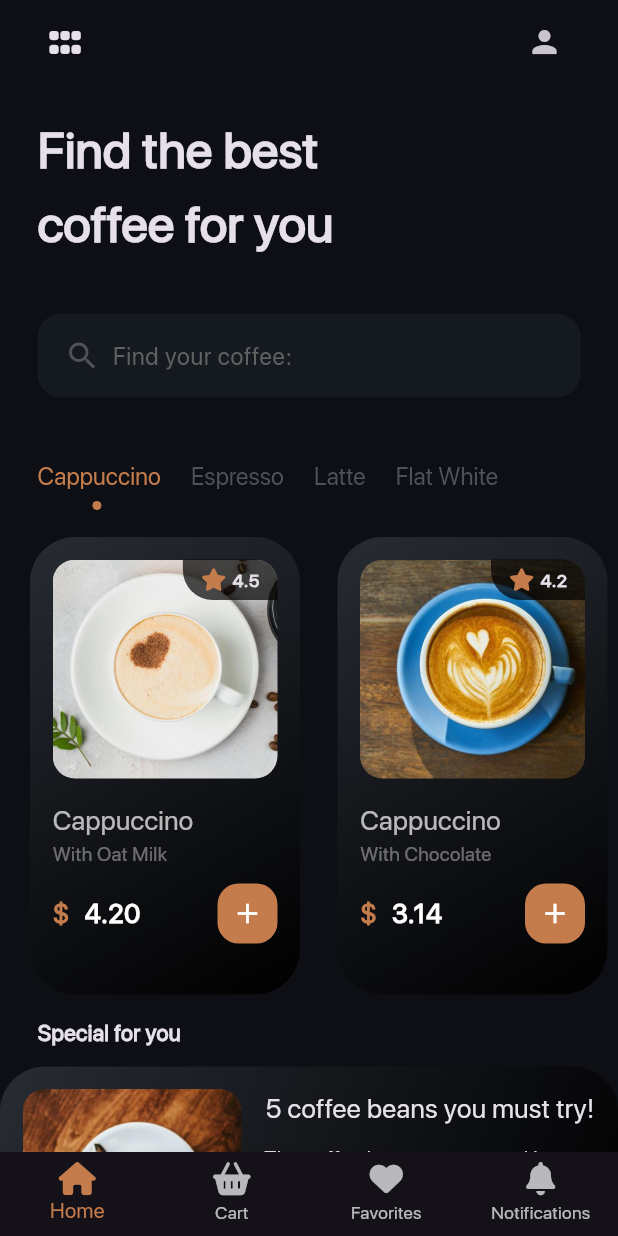
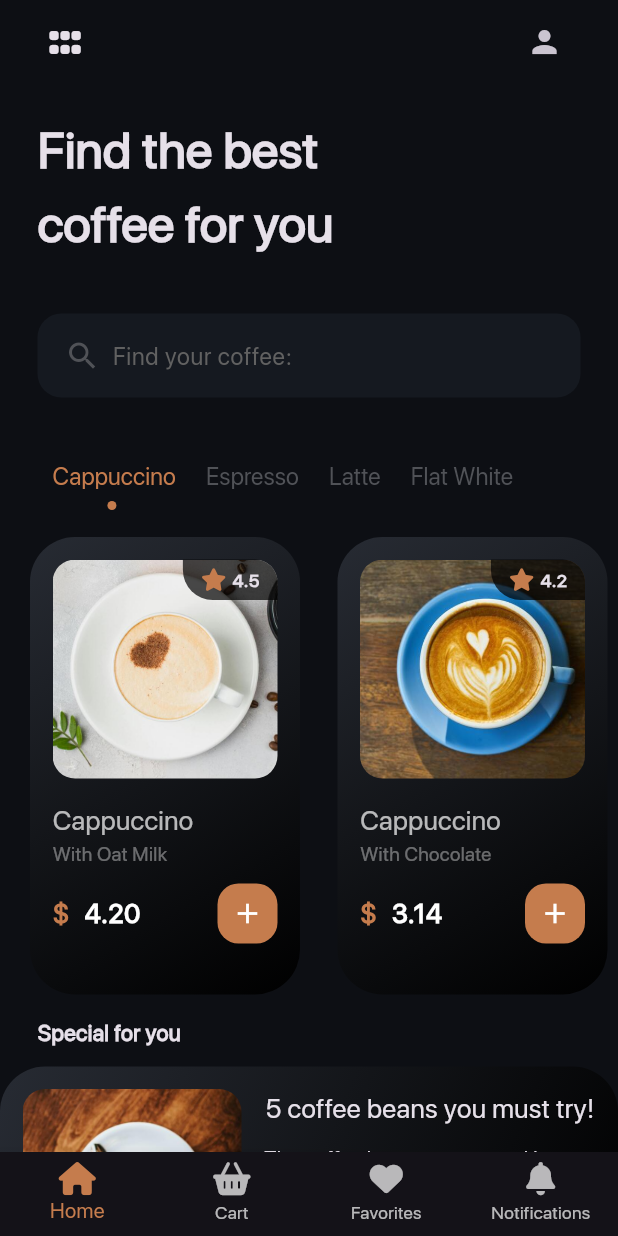
Before and after one commit to AlexEduV/coffee_app_flutter, a Flutter app: the screen it shows after launch, on a phone screen of 412 x 824 dp. Run offline on Flutter 3.47's test engine with Material 3 defaults, Android fonts, the phone set to English and light mode, and no system bars; our stand-ins replace font_awesome_flutter, gap.

Commit message:
adjusted tab items padding;

```diff
--- a/lib/pages/home_page.dart
+++ b/lib/pages/home_page.dart
@@ -99,7 +99,7 @@ class _MyHomePageState extends State<MyHomePage> {
                   fontWeight: FontWeight.w500,
                   fontSize: 16.0,
                 ),
-                labelPadding: const EdgeInsets.only(left: 0.0, right: 20,),
+                labelPadding: const EdgeInsets.only(left: 10.0, right: 10.0,),
                 dividerColor: Colors.transparent,
                 tabAlignment: TabAlignment.start,
                 isScrollable: true,
```
